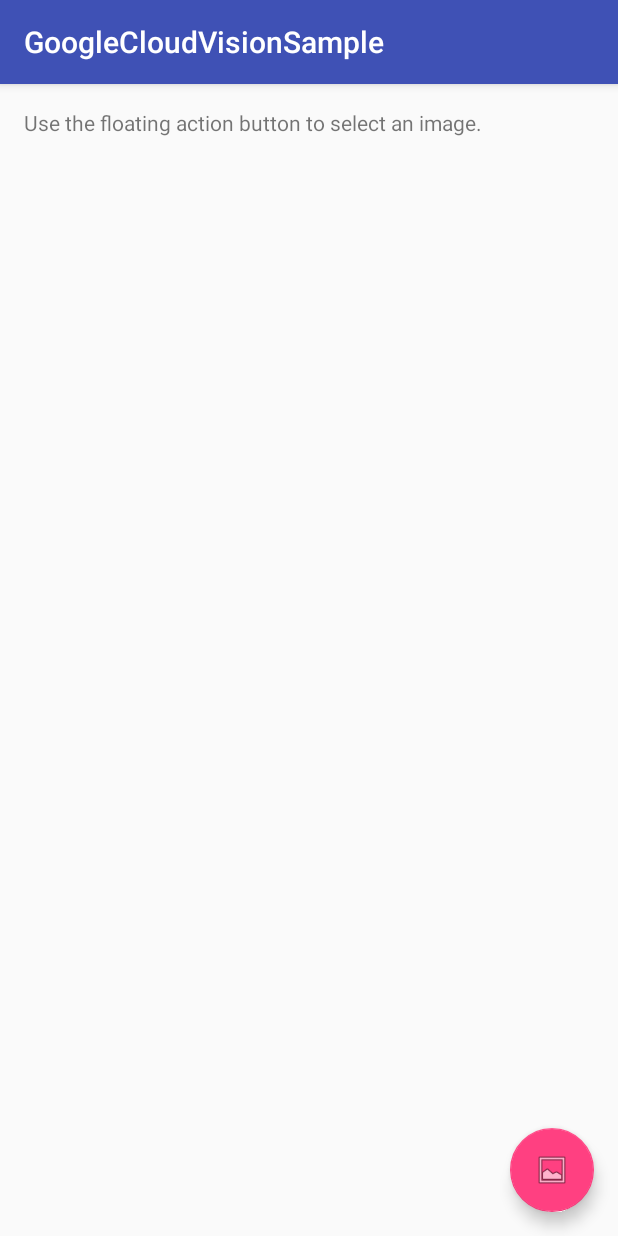
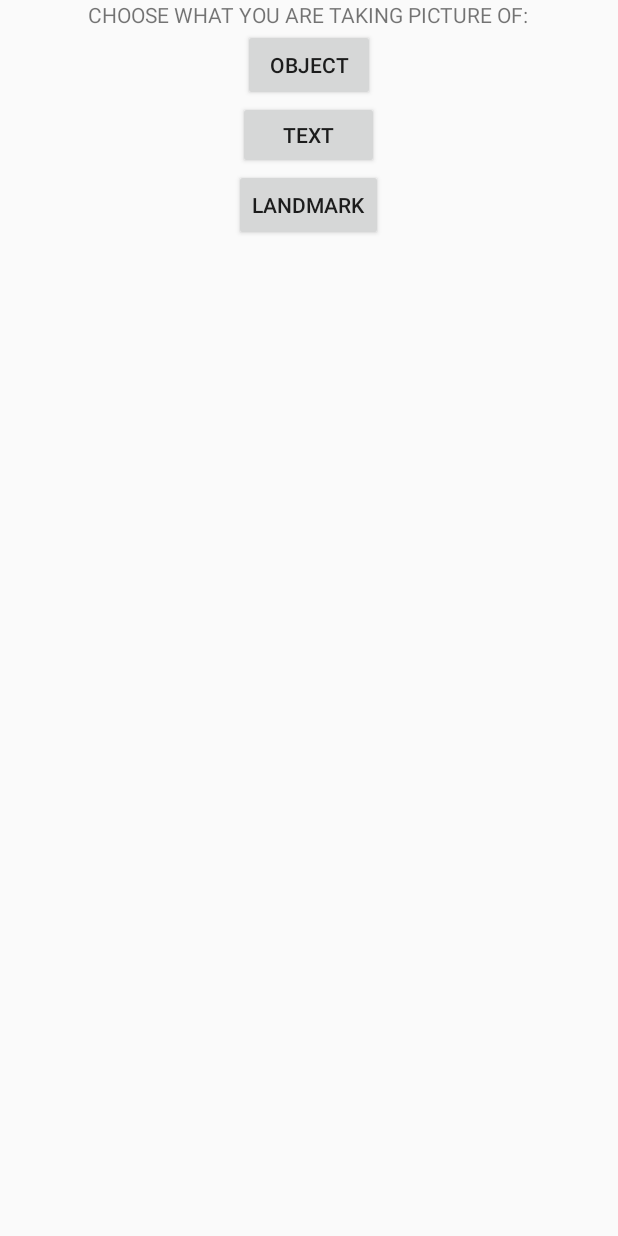
Before and after one commit to Himani0313/GoogleCloudVisionSample, an Android app: the screen it shows after launch (MainActivity before the commit, ChooseActivity after it), on a phone screen of 412 x 824 dp. Run offline under Robolectric (Android 15) with nearby library versions, the phone set to English and light mode, and no system bars.

Commit message:
Choose activity with different picture types displayed. text, landmark anotation added

```diff
--- /dev/null
+++ b/app/src/main/java/com/example/geniusplaza/googlecloudvisionsample/ChooseActivity.java
@@ -0,0 +1,32 @@
+package com.example.geniusplaza.googlecloudvisionsample;
+
+import android.content.Intent;
+import android.support.v7.app.AppCompatActivity;
+import android.os.Bundle;
+import android.view.View;
+
+public class ChooseActivity extends AppCompatActivity {
+
+    public static String optSelected;
+    @Override
+    protected void onCreate(Bundle savedInstanceState) {
+        super.onCreate(savedInstanceState);
+        setContentView(R.layout.activity_choose);
+
+    }
+    public void objectButtonClicked (View v){
+        Intent i = new Intent(this, MainActivity.class);
+        optSelected = "o";
+        startActivity(i);
+    }
+    public void textButtonClicked (View v){
+        Intent i = new Intent(this, MainActivity.class);
+        optSelected = "t";
+        startActivity(i);
+    }
+    public void landmarkButtonClicked (View v){
+        Intent i = new Intent(this, MainActivity.class);
+        optSelected = "l";
+        startActivity(i);
+    }
+}
--- /dev/null
+++ b/app/src/main/res/layout/activity_choose.xml
@@ -0,0 +1,41 @@
+<?xml version="1.0" encoding="utf-8"?>
+<LinearLayout xmlns:android="http://schemas.android.com/apk/res/android"
+    xmlns:app="http://schemas.android.com/apk/res-auto"
+    xmlns:tools="http://schemas.android.com/tools"
+    android:layout_width="match_parent"
+    android:layout_height="match_parent"
+    android:orientation="vertical"
+    tools:context="com.example.geniusplaza.googlecloudvisionsample.ChooseActivity">
+    <TextView
+        android:id="@+id/textTitle"
+        android:layout_width="wrap_content"
+        android:layout_height="wrap_content"
+        android:text="CHOOSE WHAT YOU ARE TAKING PICTURE OF:"
+        android:layout_gravity="center" />
+
+    <Button
+        android:id="@+id/buttonObject"
+        android:layout_width="wrap_content"
+        android:layout_height="wrap_content"
+        android:layout_gravity="center"
+        android:onClick="objectButtonClicked"
+        android:text="Object" />
+
+    <Button
+        android:id="@+id/buttonText"
+        android:layout_width="94dp"
+        android:layout_height="45dp"
+        android:text="Text"
+        android:layout_gravity="center"
+        android:onClick="textButtonClicked"/>
+
+    <Button
+        android:id="@+id/buttonLandmark"
+        android:layout_width="wrap_content"
+        android:layout_height="wrap_content"
+        android:text="Landmark"
+        android:layout_gravity="center"
+        android:onClick="landmarkButtonClicked"/>
+
+
+</LinearLayout>
--- a/app/src/main/res/layout/content_main.xml
+++ b/app/src/main/res/layout/content_main.xml
@@ -21,6 +21,7 @@
             android:layout_height="wrap_content"
             android:orientation="vertical">
 
+
             <TextView
                 android:id="@+id/image_details"
                 android:layout_width="match_parent"
```
Also changed, not shown: app/build.gradle (+8 -3 lines), app/src/main/AndroidManifest.xml (+9 -4 lines), app/src/main/java/com/example/geniusplaza/googlecloudvisionsample/MainActivity.java (+64 -12 lines), app/src/main/java/com/example/geniusplaza/googlecloudvisionsample/SpanishTranslation.java (added, +13 -0 lines), app/src/main/res/layout/activity_spanish_translation.xml (added, +24 -0 lines).
